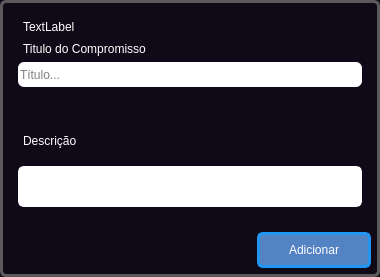
Above: design/templates/calendario_visualizar.ui from Zstraffey/NewTE before the change. Below: the same form after it.
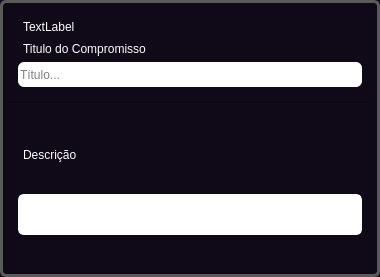
That is the form after the change.

Commit message: novo codigo

Diff of the .ui file:
```diff
--- a/design/templates/calendario_visualizar.ui
+++ b/design/templates/calendario_visualizar.ui
@@ -172,6 +172,9 @@
     border: 3px solid #ffffff;
   </string>
            </property>
+           <property name="readOnly">
+            <bool>true</bool>
+           </property>
            <property name="html">
             <string>&lt;!DOCTYPE HTML PUBLIC &quot;-//W3C//DTD HTML 4.0//EN&quot; &quot;http://www.w3.org/TR/REC-html40/strict.dtd&quot;&gt;
 &lt;html&gt;&lt;head&gt;&lt;meta name=&quot;qrichtext&quot; content=&quot;1&quot; /&gt;&lt;style type=&quot;text/css&quot;&gt;
@@ -184,41 +187,6 @@
         </layout>
        </widget>
       </item>
-      <item alignment="Qt::AlignRight">
-       <widget class="QPushButton" name="btn_adicionar_evento">
-        <property name="sizePolicy">
-         <sizepolicy hsizetype="Fixed" vsizetype="Fixed">
-          <horstretch>0</horstretch>
-          <verstretch>0</verstretch>
-         </sizepolicy>
-        </property>
-        <property name="minimumSize">
-         <size>
-          <width>114</width>
-          <height>36</height>
-         </size>
-        </property>
-        <property name="cursor">
-         <cursorShape>PointingHandCursor</cursorShape>
-        </property>
-        <property name="styleSheet">
-         <string notr="true">font: 63 12pt &quot;Inter 18pt SemiBold&quot;;
-background-color: rgb(83, 131, 195);
-border: 3px solid #2196F3;
-color: white;
-    border-radius: 6px;</string>
-        </property>
-        <property name="text">
-         <string>Adicionar</string>
-        </property>
-        <property name="iconSize">
-         <size>
-          <width>24</width>
-          <height>24</height>
-         </size>
-        </property>
-       </widget>
-      </item>
      </layout>
     </widget>
    </item>
```
Left out of the diff: 8 changed lines with no effect on the pictures. The commit also changes 2 other files.
